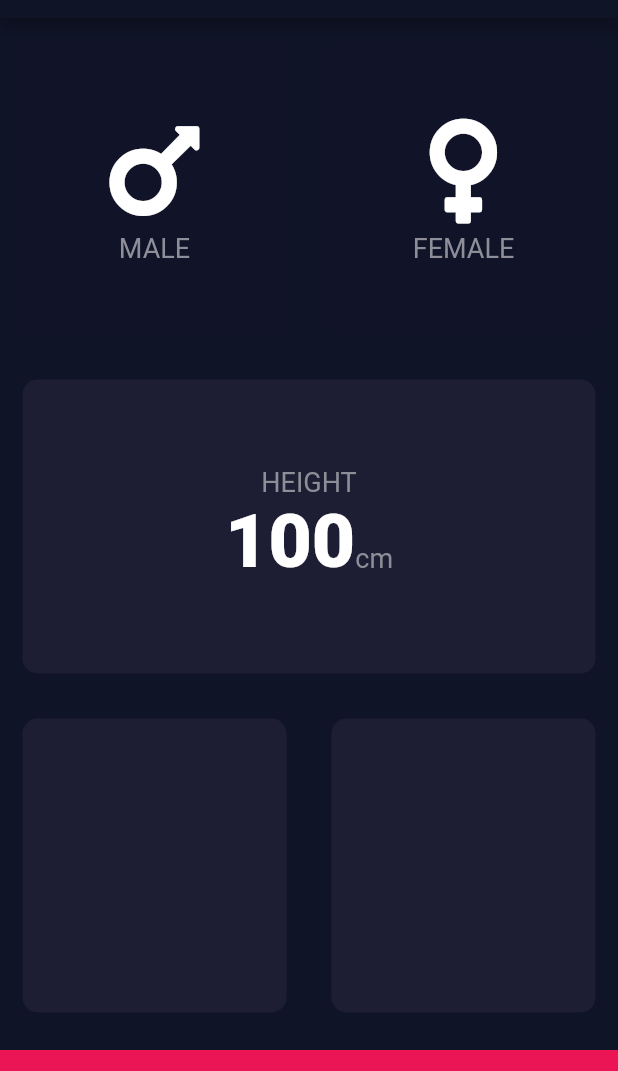
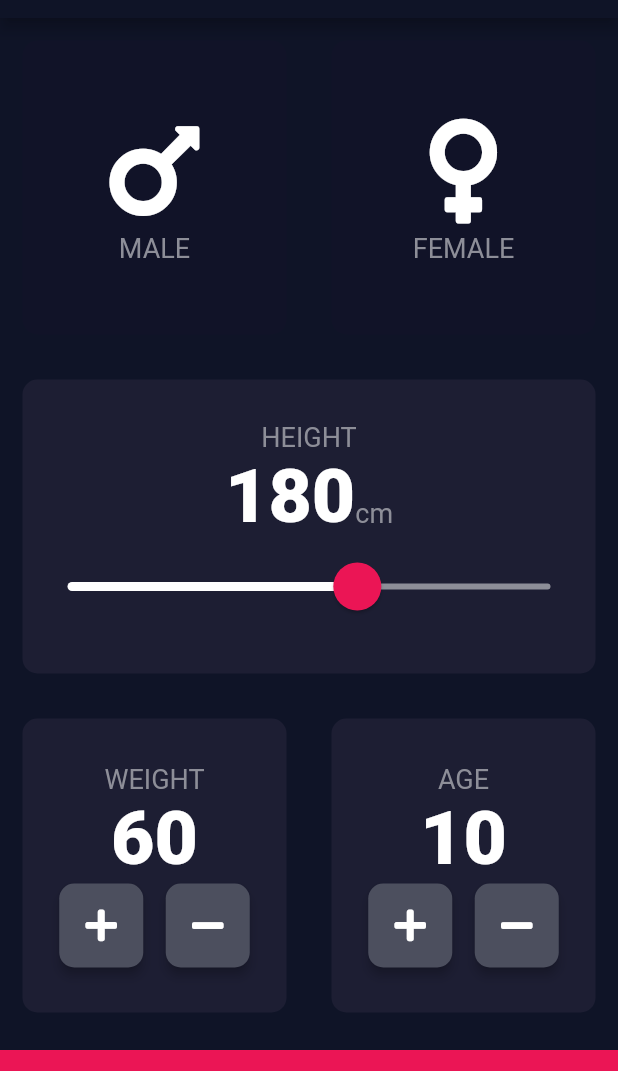
Before and after one commit to prsheth/bmi_calculator, a Flutter app: the screen it shows after launch, on a phone screen of 412 x 824 dp, the part 66-1137 px from its top. Run offline on Flutter 3.47's test engine with Material 2 defaults, Android fonts, the phone set to English and light mode, and no system bars; our stand-ins replace font_awesome_flutter.

Commit message:
Added the age card and updated the state to handle change in age

```diff
--- a/lib/input_page.dart
+++ b/lib/input_page.dart
@@ -14,6 +14,9 @@ class InputPage extends StatefulWidget {
 class _InputPageState extends State<InputPage> {
   Color maleCardColor = kInactiveColourReusableCards;
   Color femaleCardColor = kInactiveColourReusableCards;
+  int height = 180;
+  int weight = 60;
+  int age = 10;
 
   void toggleColor(Gender selectedGender) {
     selectedGender == Gender.male
@@ -90,7 +93,7 @@ class _InputPageState extends State<InputPage> {
                               .baseline, //Along the width of the row
                           children: <Widget>[
                             Text(
-                              '100',
+                              height.toString(),
                               style: kNumberTextStyle,
                             ),
                             Text(
@@ -98,6 +101,29 @@ class _InputPageState extends State<InputPage> {
                               style: kLabelTextStyle,
                             )
                           ],
+                        ),
+                        SliderTheme(
+                          data: SliderTheme.of(context).copyWith(
+                            thumbColor: kBottomContainerColour,
+                            activeTrackColor: Colors.white,
+                            inactiveTrackColor: Color(0xFF8D8E98),
+                            overlayColor: Color(0x29EB1555),
+                            thumbShape:
+                                RoundSliderThumbShape(enabledThumbRadius: 16.0),
+                            overlayShape:
+                                RoundSliderOverlayShape(overlayRadius: 30.0),
+                          ),
+                          //USE OF CONTEXT MEANS WE WANT THE REST OF PROPERTIES SAME AND MAKE CHANGES TO A FEW OF THEM
+                          child: Slider(
+                            min: 120.0,
+                            max: 220.0,
+                            value: height.toDouble(),
+                            onChanged: (double changedHeight) {
+                              setState(() {
+                                height = changedHeight.round();
+                              });
+                            },
+                          ),
                         )
                       ],
                     ),
@@ -112,11 +138,83 @@ class _InputPageState extends State<InputPage> {
                 Expanded(
                   child: ReusableCard(
                     colour: kColourReusableCards,
+                    cardChild: Column(
+                      mainAxisAlignment: MainAxisAlignment.center,
+                      children: <Widget>[
+                        Text(
+                          'WEIGHT',
+                          style: kLabelTextStyle,
+                        ),
+                        Text(
+                          weight.toString(),
+                          style: kNumberTextStyle,
+                        ),
+                        Row(
+                          mainAxisAlignment: MainAxisAlignment.center,
+                          children: <Widget>[
+                            RoundIconButton(
+                              icon: FontAwesomeIcons.plus,
+                              onPressed: () {
+                                setState(() {
+                                  ++weight;
+                                });
+                              },
+                            ),
+                            SizedBox(
+                              width: 15.0,
+                            ),
+                            RoundIconButton(
+                                icon: FontAwesomeIcons.minus,
+                                onPressed: () {
+                                  setState(() {
+                                    --weight;
+                                  });
+                                })
+                          ],
+                        )
+                      ],
+                    ),
                   ),
                 ),
                 Expanded(
                   child: ReusableCard(
                     colour: kColourReusableCards,
+                    cardChild: Column(
+                      mainAxisAlignment: MainAxisAlignment.center,
+                      children: <Widget>[
+                        Text(
+                          'AGE',
+                          style: kLabelTextStyle,
+                        ),
+                        Text(
+                          age.toString(),
+                          style: kNumberTextStyle,
+                        ),
+                        Row(
+                          mainAxisAlignment: MainAxisAlignment.center,
+                          children: <Widget>[
+                            RoundIconButton(
+                              icon: FontAwesomeIcons.plus,
+                              onPressed: () {
+                                setState(() {
+                                  ++age;
+                                });
+                              },
+                            ),
+                            SizedBox(
+                              width: 15.0,
+                            ),
+                            RoundIconButton(
+                                icon: FontAwesomeIcons.minus,
+                                onPressed: () {
+                                  setState(() {
+                                    --age;
+                                  });
+                                })
+                          ],
+                        )
+                      ],
+                    ),
                   ),
                 ),
               ],
@@ -133,3 +231,25 @@ class _InputPageState extends State<InputPage> {
     );
   }
 }
+
+class RoundIconButton extends StatelessWidget {
+  RoundIconButton({this.icon, this.onPressed});
+  final IconData icon;
+  final Function onPressed;
+  @override
+  Widget build(BuildContext context) {
+    return RawMaterialButton(
+      shape: RoundedRectangleBorder(
+        borderRadius: BorderRadius.circular(10.0),
+      ),
+      fillColor: Color(0xFF4C4F5E),
+      elevation: 3.0,
+      constraints: BoxConstraints.tightFor(
+        width: 56.0,
+        height: 56.0,
+      ),
+      onPressed: onPressed,
+      child: Icon(icon),
+    );
+  }
+}
```
